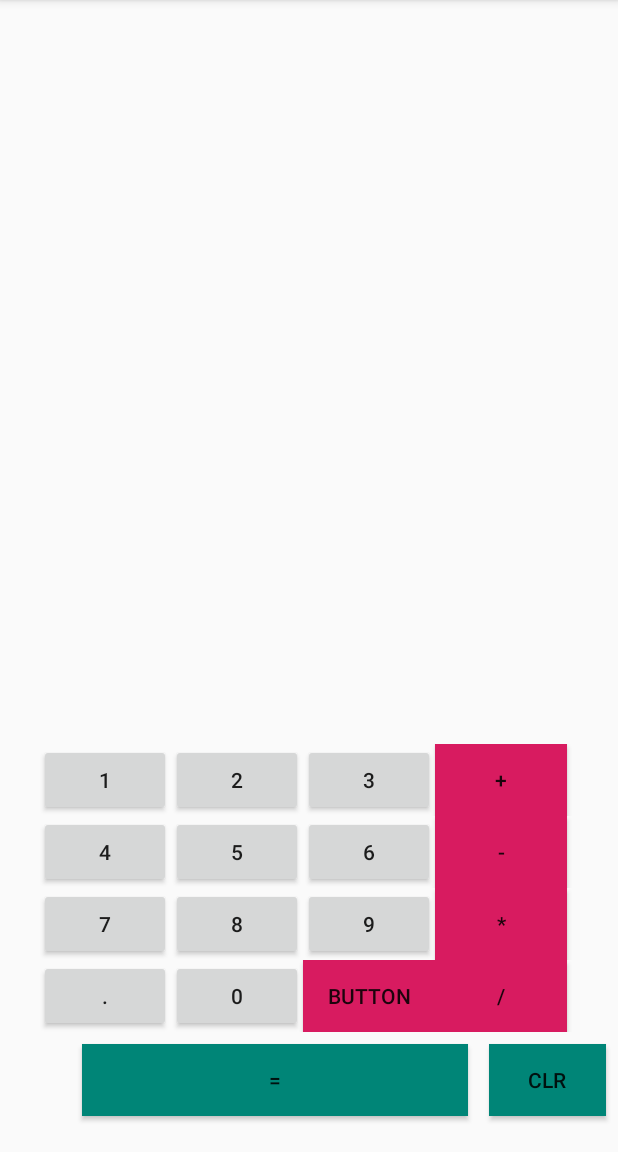
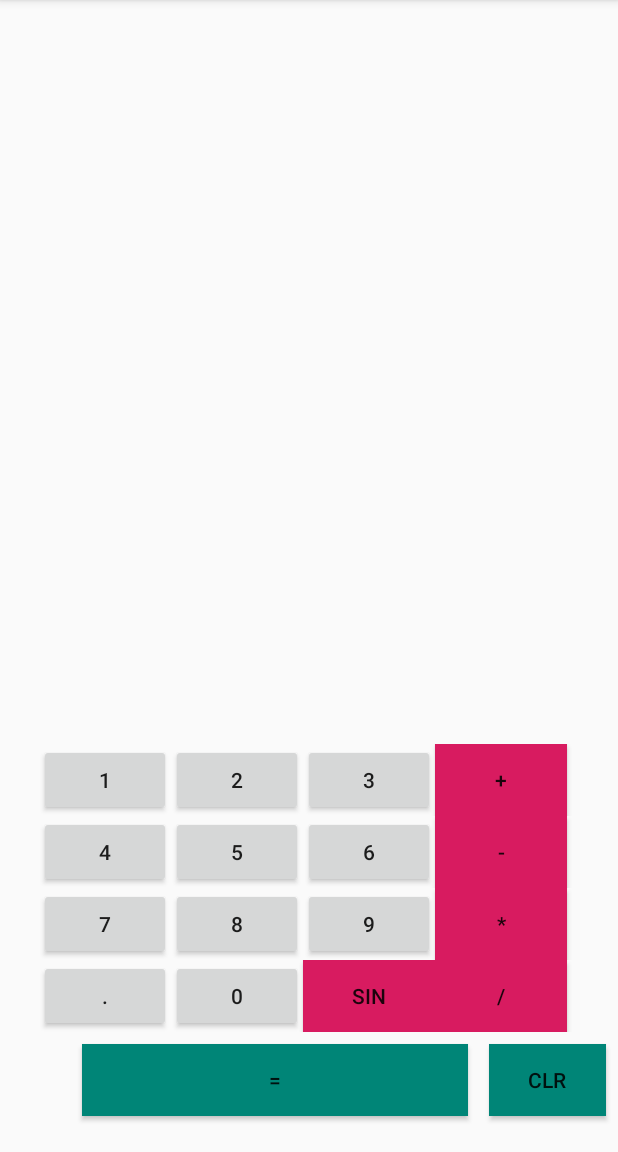
Before and after one commit to tirey93/aplikacje_mobilne_3, an Android app: the screen it shows after launch (MainActivity), on a phone screen of 412 x 824 dp, the part 84-1236 px from its top. Run offline under Robolectric (Android 15) with nearby library versions, the phone set to English and light mode, and no system bars.

Commit message:
dodanie sinusa dodanie trybów dodanie funkcji kasowania ostatniego znaku.

```diff
--- a/app/src/main/res/layout/content_main.xml
+++ b/app/src/main/res/layout/content_main.xml
@@ -144,11 +144,12 @@
                 android:text="0" />
 
             <Button
-                android:id="@+id/button24"
+                android:id="@+id/buttonCSin"
                 android:layout_width="wrap_content"
                 android:layout_height="wrap_content"
                 android:background="@color/colorAccent"
-                android:text="Button" />
+                android:onClick="buttonFunctionClick"
+                android:text="sin" />
 
             <Button
                 android:id="@+id/button22"
--- a/app/src/main/res/menu/menu_main.xml
+++ b/app/src/main/res/menu/menu_main.xml
@@ -3,8 +3,12 @@
     xmlns:tools="http://schemas.android.com/tools"
     tools:context="com.example.student.kalkulator2.MainActivity">
     <item
-        android:id="@+id/action_settings"
-        android:orderInCategory="100"
-        android:title="@string/action_settings"
-        app:showAsAction="never" />
+        android:id="@+id/aboutSetting"
+        android:title="O programie" />
+    <item
+        android:id="@+id/modeSetting"
+        android:title="Tryb podstawowy" />
+    <item
+        android:id="@+id/exitSetting"
+        android:title="Wyjście" />
 </menu>
```
Also changed, not shown: app/src/main/java/com/example/student/kalkulator2/CalculatorMath.java (+20 -2 lines), app/src/main/java/com/example/student/kalkulator2/MainActivity.java (+63 -7 lines), app/src/main/java/com/example/student/kalkulator2/SinOperation.java (added, +10 -0 lines).
